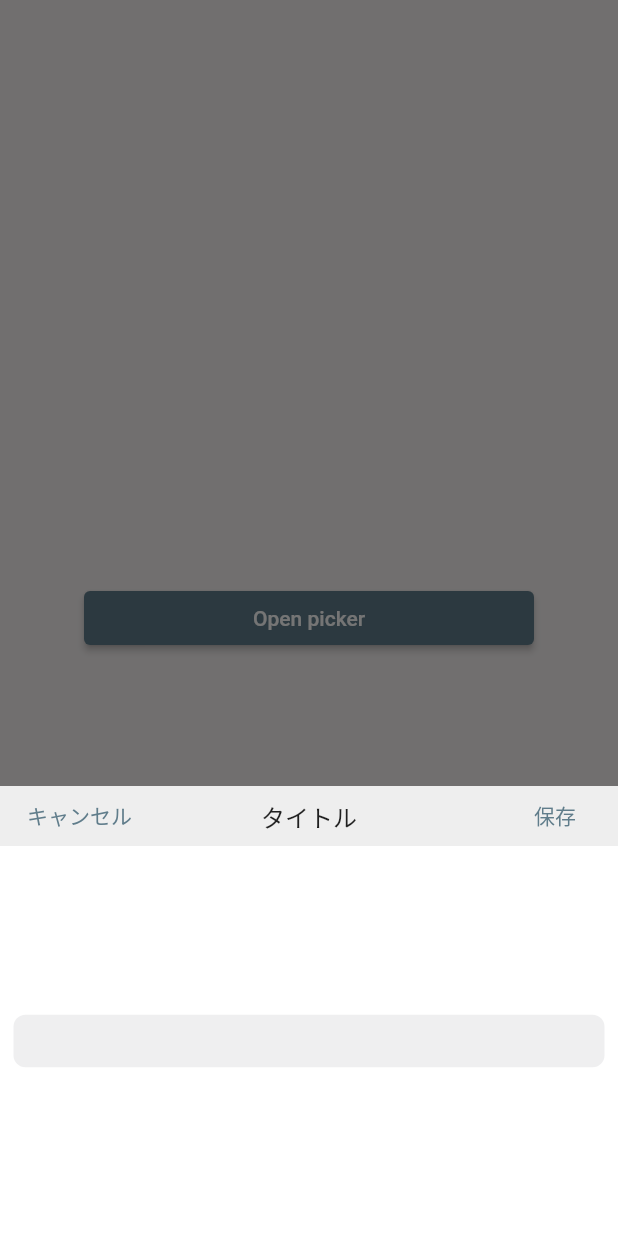
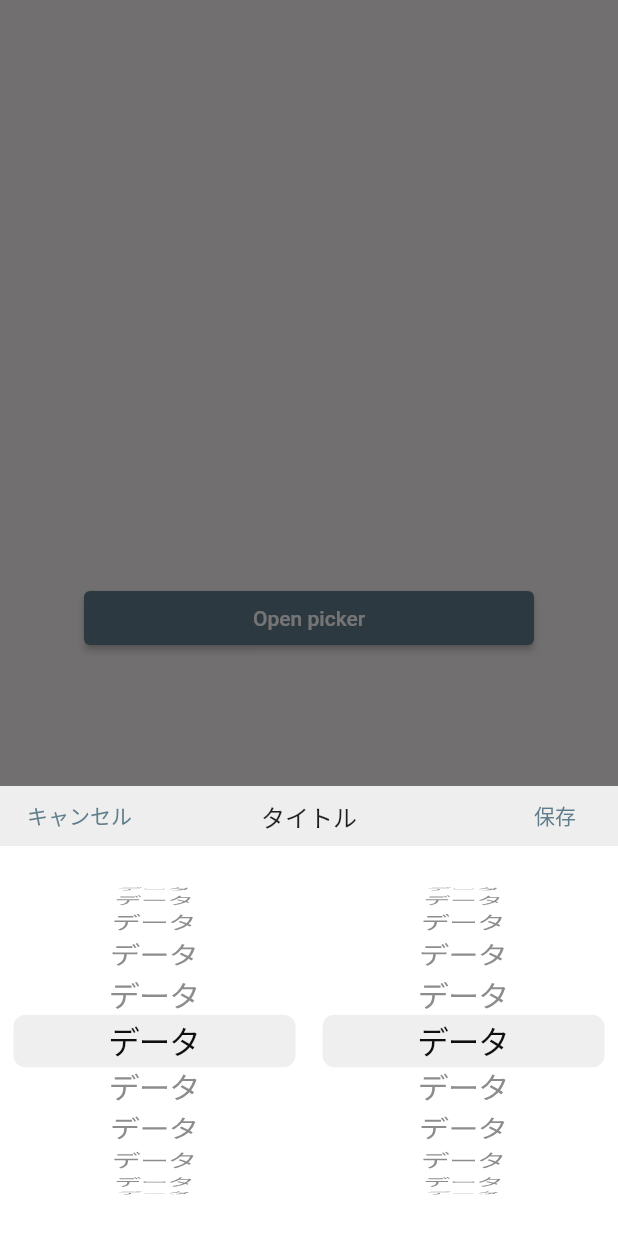
Before and after one commit to daisukemaki1003/flutter-japanese-address-picker, a Flutter app: the screen it shows after launch, after a tap on "Open picker", on a phone screen of 412 x 824 dp. Run offline on Flutter 3.47's test engine with Material 2 defaults, Android fonts, the phone set to English and light mode, and no system bars; our stand-ins replace flutter_datetime_picker.

Commit message:
[add] スクロールViewを追加

```diff
--- a/example/pubspec.yaml
+++ b/example/pubspec.yaml
@@ -37,6 +37,7 @@ dependencies:
   # The following adds the Cupertino Icons font to your application.
   # Use with the CupertinoIcons class for iOS style icons.
   cupertino_icons: ^1.0.2
+  flutter_datetime_picker: ^1.5.1
 
 dev_dependencies:
   flutter_test:
--- a/lib/src/japanese_prefecture_picker.dart
+++ b/lib/src/japanese_prefecture_picker.dart
@@ -1,6 +1,6 @@
-import 'package:flutter/cupertino.dart';
 import 'package:flutter/material.dart';
-import 'package:japanese_prefecture_picker/src/utils/assets_loader.dart';
+import 'package:japanese_prefecture_picker/src/data/address.dart';
+import 'package:japanese_prefecture_picker/src/widgets/japanese_prefecture_picker_view.dart';
 
 class JapanesePrefecturePicker extends StatefulWidget {
   const JapanesePrefecturePicker({
@@ -21,29 +21,25 @@ class JapanesePrefecturePicker extends StatefulWidget {
   /// 選択された都道府県市データを返します
   final Function(dynamic)? onChange;
 
-  void show(BuildContext context) {
-    showModalBottomSheet(
-      context: context,
-      enableDrag: false,
-      isScrollControlled: false,
-      backgroundColor: Colors.transparent,
-      builder: (context) {
-        return BottomSheet(
+  void show(BuildContext context) => showModalBottomSheet(
+        context: context,
+        enableDrag: false,
+        isScrollControlled: false,
+        backgroundColor: Colors.transparent,
+        builder: (context) => BottomSheet(
           backgroundColor: Colors.transparent,
           enableDrag: false,
           onClosing: () {},
           builder: (context) => this,
-        );
-      },
-    );
-  }
+        ),
+      );
 
   @override
   State createState() => _JapanesePrefecturePickerState();
 }
 
 class _JapanesePrefecturePickerState extends State<JapanesePrefecturePicker> {
-  final List<String> items = [];
+  final List<Address> addresses = [];
 
   @override
   void initState() {
@@ -58,17 +54,7 @@ class _JapanesePrefecturePickerState extends State<JapanesePrefecturePicker> {
       child: Column(
         children: [
           widget.header ?? Container(),
-          Expanded(
-            child: CupertinoTheme(
-              data: CupertinoThemeData(textTheme: CupertinoTextThemeData()),
-              child: CupertinoPicker(
-                itemExtent: widget.itemExtent,
-                scrollController: FixedExtentScrollController(),
-                onSelectedItemChanged: (i) => widget.onChange?.call(items[i]),
-                children: items.map((e) => Text(e)).toList(),
-              ),
-            ),
-          ),
+          JapanesePrefecturePickerView(),
         ],
       ),
     );
--- /dev/null
+++ b/lib/src/widgets/japanese_prefecture_picker_view.dart
@@ -0,0 +1,48 @@
+import 'package:flutter/cupertino.dart';
+import 'package:flutter/material.dart';
+
+class JapanesePrefecturePickerView extends StatefulWidget {
+  const JapanesePrefecturePickerView({Key? key}) : super(key: key);
+
+  @override
+  State createState() => _JapanesePrefecturePickerViewState();
+}
+
+class _JapanesePrefecturePickerViewState
+    extends State<JapanesePrefecturePickerView> {
+  @override
+  Widget build(BuildContext context) {
+    return Expanded(
+      child: CustomSingleChildLayout(
+        delegate: _JapanesePrefecturePickerViewLayout(),
+        child: Row(children: [_item(), _item()]),
+      ),
+    );
+  }
+
+  Widget _item() {
+    return Expanded(
+      child: NotificationListener(
+        child: CupertinoPicker.builder(
+          backgroundColor: Colors.white,
+          itemExtent: 35.0,
+          onSelectedItemChanged: (int index) {},
+          useMagnifier: true,
+          itemBuilder: (BuildContext context, int index) {
+            return Container(
+              alignment: Alignment.center,
+              child: Text('データ', textAlign: TextAlign.start),
+            );
+          },
+        ),
+      ),
+    );
+  }
+}
+
+class _JapanesePrefecturePickerViewLayout extends SingleChildLayoutDelegate {
+  @override
+  bool shouldRelayout(covariant SingleChildLayoutDelegate oldDelegate) {
+    return true;
+  }
+}
```
Also changed, not shown: example/lib/main.dart (+7 -0 lines).
